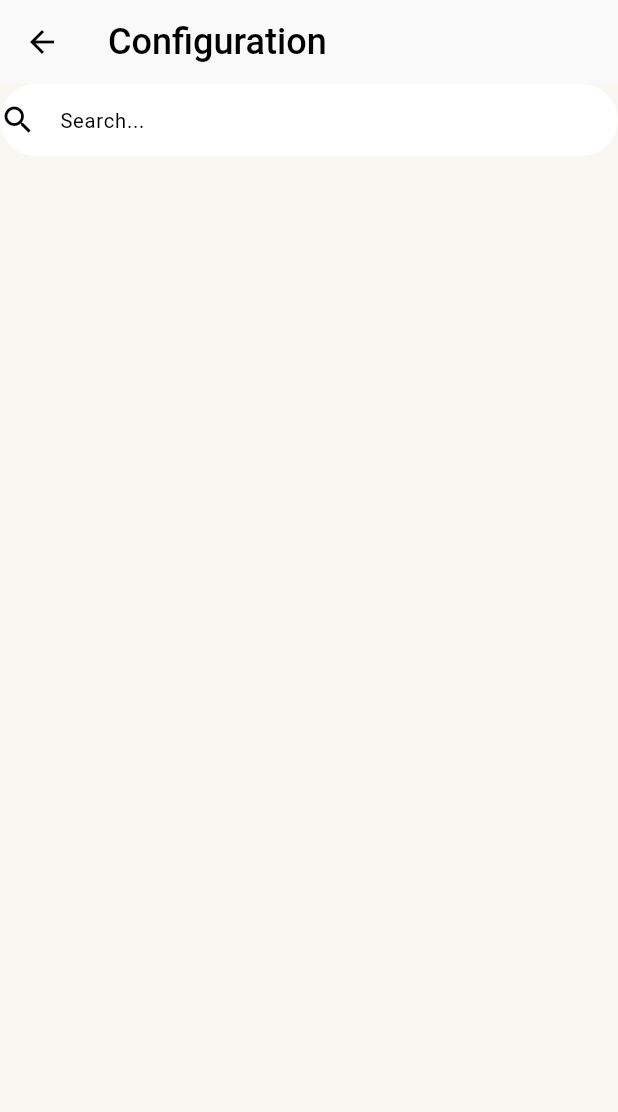
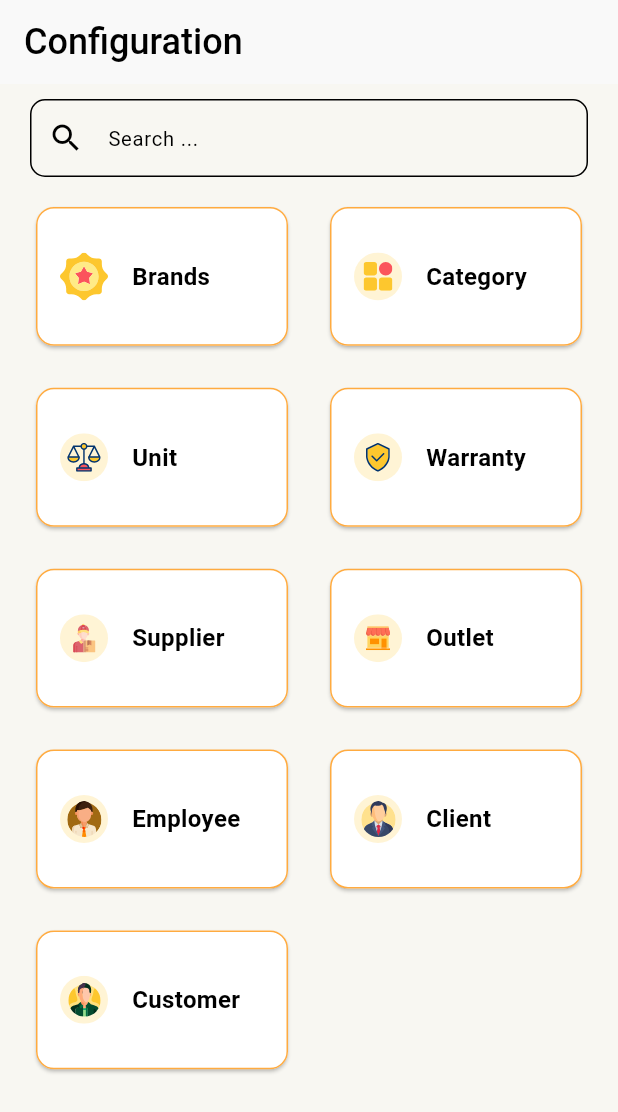
Before and after one commit to shawon5ice/amar_pos, a Flutter app: the CategoryScreen screen opened directly, on a phone screen of 412 x 824 dp. Shown: the top 1112 px of the screen. Run offline on Flutter 3.47's test engine with Material 3 defaults, Android fonts, the phone set to English and light mode, and no system bars; our stand-ins replace flutter_easyloading, flutter_spinkit, flutter_svg, flutter_zoom_drawer, get.

Commit message:
Config Screen trying to implement.

```diff
--- a/lib/core/constants/app_assets.dart
+++ b/lib/core/constants/app_assets.dart
@@ -27,7 +27,7 @@ class AppAssets {
   static const String clientIcon = "assets/configuration/client.svg";
   static const String customerIcon = "assets/configuration/customer.svg";
 
-  List<String> get configurationAssets => [
+  static List<String> get configurationAssets => [
     brandsIcon,
     categoryIcon,
     unitIcon,
--- a/lib/core/constants/app_colors.dart
+++ b/lib/core/constants/app_colors.dart
@@ -10,6 +10,9 @@ class AppColors {
   static const Color card = Colors.white;
   static const Color textPrimary = Colors.black;
   static const Color textSecondary = Colors.black54;
+
+
+  static const Color hintTextColor = Color(0xff7C7C7C);
 
   // Dark Mode Colors
   static const Color darkPrimary = Color(0xFF026A40);
--- /dev/null
+++ b/lib/features/category/data/model/config_item.dart
@@ -0,0 +1,6 @@
+class ConfigItem {
+  final String title;
+  final String asset;
+
+  ConfigItem({required this.title,required this.asset});
+}
--- a/lib/features/category/presentation/category_screen.dart
+++ b/lib/features/category/presentation/category_screen.dart
@@ -1,29 +1,65 @@
+import 'package:amar_pos/core/constants/app_assets.dart';
+import 'package:amar_pos/core/constants/app_colors.dart';
+import 'package:amar_pos/core/responsive/pixel_perfect.dart';
+import 'package:flutter_svg/flutter_svg.dart';
+import 'package:get/get.dart';
 import 'package:flutter/material.dart';
 
+import '../data/model/config_item.dart';
+import 'config_item_widget.dart';
+
 class CategoryScreen extends StatelessWidget {
-  const CategoryScreen({super.key});
+  CategoryScreen({super.key});
+
+  final List<ConfigItem> configItems = [
+    ConfigItem(title: "Brands", asset: AppAssets.brandsIcon),
+    ConfigItem(title: "Category", asset: AppAssets.categoryIcon),
+    ConfigItem(title: "Unit", asset: AppAssets.unitIcon),
+    ConfigItem(title: "Warranty", asset: AppAssets.warrantyIcon),
+    ConfigItem(title: "Supplier", asset: AppAssets.supplierIcon),
+    ConfigItem(title: "Outlet", asset: AppAssets.outletIcon),
+    ConfigItem(title: "Employee", asset: AppAssets.employeeIcon),
+    ConfigItem(title: "Client", asset: AppAssets.clientIcon),
+    ConfigItem(title: "Customer", asset: AppAssets.customerIcon),
+  ];
 
   @override
   Widget build(BuildContext context) {
     return Scaffold(
-      appBar: AppBar(title: const Text("Configuration"),),
+      appBar: AppBar(
+        title: const Text("Configuration"),
+      ),
       body: SafeArea(
-        child: Column(
-          children: [
-            Container(
-              decoration: BoxDecoration(
-                borderRadius: BorderRadius.all(Radius.circular(40)),
-                color: Colors.white,
-              ),
-              child: TextField(
+        child: Padding(
+          padding: const EdgeInsets.symmetric(horizontal: 20, vertical: 10),
+          child: Column(
+            children: [
+              TextField(
                 decoration: InputDecoration(
-                  hintText: "Search...",
-                  icon: Icon(Icons.search),
-                  border: InputBorder.none,
+                  hintText: 'Search ...',
+                  prefixIcon: Icon(Icons.search),
+                  border: OutlineInputBorder(
+                    borderRadius: BorderRadius.circular(10.0.px),
+                  ),
                 ),
               ),
-            )
-          ],
+              SizedBox(height: 16.px),
+              Expanded(
+                child: GridView.builder(
+                  gridDelegate: SliverGridDelegateWithFixedCrossAxisCount(
+                    crossAxisCount: 2,
+                    mainAxisSpacing: 20.px,
+                    crossAxisSpacing: 20.px,
+                    childAspectRatio: ((context.width / 2 - 80) / 72).px,
+                  ),
+                  itemCount: configItems.length,
+                  itemBuilder: (context, index) {
+                    return ConfigCard(item: configItems[index]);
+                  },
+                ),
+              ),
+            ],
+          ),
         ),
       ),
     );
--- /dev/null
+++ b/lib/features/category/presentation/config_item_widget.dart
@@ -0,0 +1,39 @@
+import 'package:amar_pos/core/responsive/pixel_perfect.dart';
+import 'package:flutter/material.dart';
+import 'package:flutter_svg/flutter_svg.dart';
+
+import '../data/model/config_item.dart';
+
+class ConfigCard extends StatelessWidget {
+  final ConfigItem item;
+
+  const ConfigCard({Key? key, required this.item}) : super(key: key);
+
+  @override
+  Widget build(BuildContext context) {
+    return Card(
+      shape: RoundedRectangleBorder(
+        borderRadius: BorderRadius.circular(12.0),
+        side: BorderSide(color: Colors.orangeAccent),
+      ),
+      child: InkWell(
+        onTap: () {
+          // Add navigation or functionality here
+        },
+        child: Padding(
+          padding: const EdgeInsets.symmetric(horizontal: 16, vertical: 12),
+          child: Row(
+            children: [
+              SvgPicture.asset(item.asset, width: 32, height: 32,),
+              const SizedBox(width: 16.0),
+              Text(
+                item.title,
+                style: TextStyle(fontWeight: FontWeight.bold, fontSize: 16.px),
+              ),
+            ],
+          ),
+        ),
+      ),
+    );
+  }
+}
--- a/lib/features/drawer/main_page.dart
+++ b/lib/features/drawer/main_page.dart
@@ -1,4 +1,5 @@
 import 'package:amar_pos/core/constants/app_colors.dart';
+import 'package:amar_pos/features/category/presentation/category_screen.dart';
 import 'package:amar_pos/features/drawer/model/drawer_items.dart';
 import 'package:amar_pos/features/drawer/model/menu_selection.dart';
 import 'package:amar_pos/features/drawer/widget/drawer_widget.dart';
@@ -99,6 +100,8 @@ class _MainPageState extends State<MainPage> {
           backgroundColor: AppColors.error,
           body: Center(child: Text('${selectedMenuItem!.parent.title} ${selectedMenuItem!.child!}')),
         );
+      case DrawerItems.config:
+        return CategoryScreen();
     }
     return Container(); // Fallback if no valid selection is made
   }
--- a/pubspec.yaml
+++ b/pubspec.yaml
@@ -66,7 +66,7 @@ flutter:
 
   assets:
     - assets/menu_icons/
-    - assets/category/
+    - assets/configuration/
   # assets:
   #   - images/a_dot_burr.jpeg
   #   - images/a_dot_ham.jpeg
```
Also changed, not shown: 1 other file.
